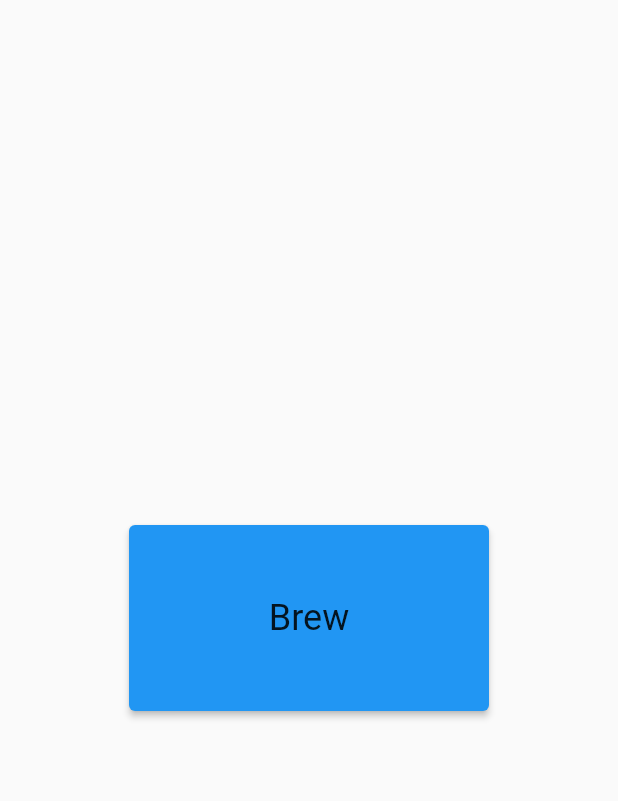
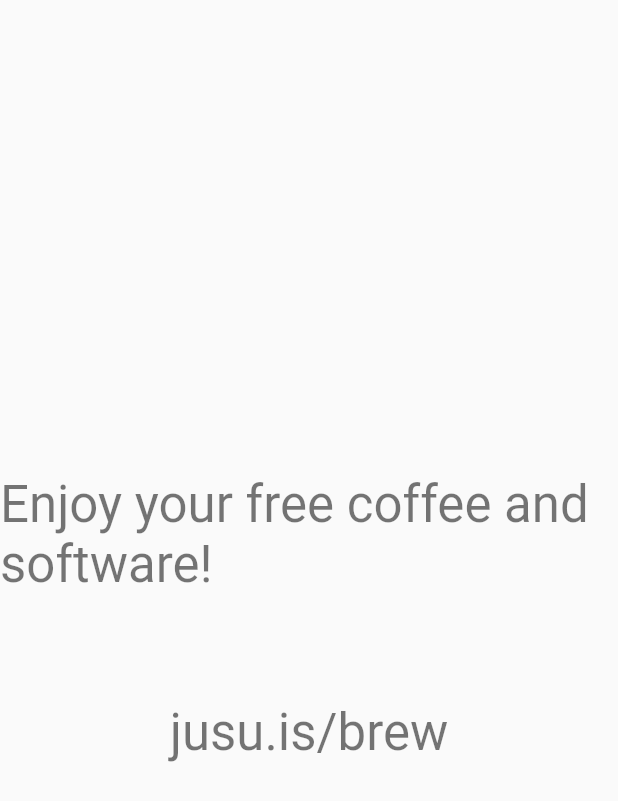
Before and after one commit to jpnurmi/coffee_demo, a Flutter app: the ResultScreen screen opened directly, on a phone screen of 412 x 824 dp. Shown: the top 801 px of the screen. Run offline on Flutter 3.47's test engine with Material 2 defaults, Android fonts, the phone set to English and light mode, and no system bars; our stand-ins replace dio, flutter_html, flutter_svg; missing offline and left inert: wizard_router.

Commit message:
Result screen

```diff
--- a/lib/screens/result_screen.dart
+++ b/lib/screens/result_screen.dart
@@ -1,111 +1,31 @@
 import 'package:flutter/material.dart';
-import 'package:provider/provider.dart';
 
-import '../api.dart';
 import '../constants.dart';
 
 class ResultScreen extends StatelessWidget {
   const ResultScreen({Key? key}) : super(key: key);
 
-  static Widget create(BuildContext context) {
-    final api = Provider.of<Api>(context, listen: false);
-    return ChangeNotifierProvider(
-      create: (_) => ResultModel(api),
-      child: const ResultScreen(),
-    );
-  }
+  static Widget create(BuildContext context) => const ResultScreen();
 
   @override
   Widget build(BuildContext context) {
     return Scaffold(
       body: Center(
-        child: ElevatedButtonTheme(
-          data: _createButtonTheme(context),
-          child: _createButton(context),
+        child: Column(
+          mainAxisSize: MainAxisSize.min,
+          children: <Widget>[
+            Text(
+              'Enjoy your free coffee and software!',
+              style: Theme.of(context).textTheme.headline4,
+            ),
+            const SizedBox(height: kSpacing * 3),
+            Text(
+              'jusu.is/brew',
+              style: Theme.of(context).textTheme.headline4,
+            ),
+          ],
         ),
       ),
     );
   }
-
-  ElevatedButtonThemeData _createButtonTheme(BuildContext context) {
-    final style = ElevatedButtonTheme.of(context).style;
-    return ElevatedButtonThemeData(
-      style: style?.copyWith(
-        minimumSize: MaterialStateProperty.all(const Size(240, 60)),
-        padding: MaterialStateProperty.all(const EdgeInsets.all(kPadding)),
-        textStyle:
-            MaterialStateProperty.all(Theme.of(context).textTheme.headline5),
-      ),
-    );
-  }
-
-  static Widget _createButton(BuildContext context) {
-    final model = Provider.of<ResultModel>(context);
-    switch (model.value) {
-      case ResultScreenState.ready:
-        return ElevatedButton(
-          child: const Text('Brew'),
-          style: ElevatedButton.styleFrom(
-            primary: Theme.of(context).primaryColor,
-          ),
-          onPressed: model.brew,
-        );
-      case ResultScreenState.brewing:
-        return ElevatedButton.icon(
-          icon: const CircularProgressIndicator(),
-          label: const Text('Brewing...'),
-          onPressed: null,
-        );
-      case ResultScreenState.success:
-        return ElevatedButton(
-          child: const Text('Success'),
-          onPressed: () => _restart(context),
-        );
-      case ResultScreenState.failure:
-        return ElevatedButton(
-          style: ElevatedButton.styleFrom(
-            primary: Theme.of(context).errorColor,
-          ),
-          child: const Text('Failure'),
-          onPressed: () => _restart(context),
-        );
-      default:
-        throw UnimplementedError();
-    }
-  }
-
-  static void _restart(BuildContext context) {
-    Navigator.of(context).popUntil((route) => route.isFirst);
-  }
 }
-
-enum ResultScreenState {
-  ready,
-  brewing,
-  canceled,
-  success,
-  failure,
-}
-
-class ResultModel extends ValueNotifier<ResultScreenState> {
-  ResultModel(this._api) : super(ResultScreenState.ready);
-
-  final Api _api;
-
-  bool get isBrewing => value == ResultScreenState.brewing;
-  bool get isSuccess => value == ResultScreenState.success;
-  bool get isFailure => value == ResultScreenState.failure;
-
-  Future<void> brew() => _cancel().then((_) => _request());
-
-  Future<void> _cancel() {
-    return _api.cancel().then((_) => value = ResultScreenState.canceled);
-  }
-
-  Future<void> _request() {
-    value = ResultScreenState.brewing;
-    return _api.request().then((result) {
-      value = result ? ResultScreenState.success : ResultScreenState.failure;
-    });
-  }
-}
```
